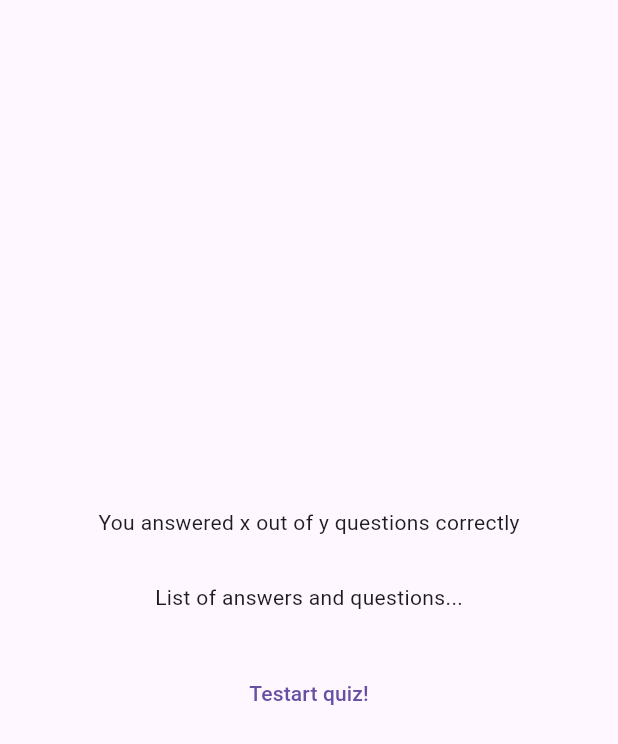
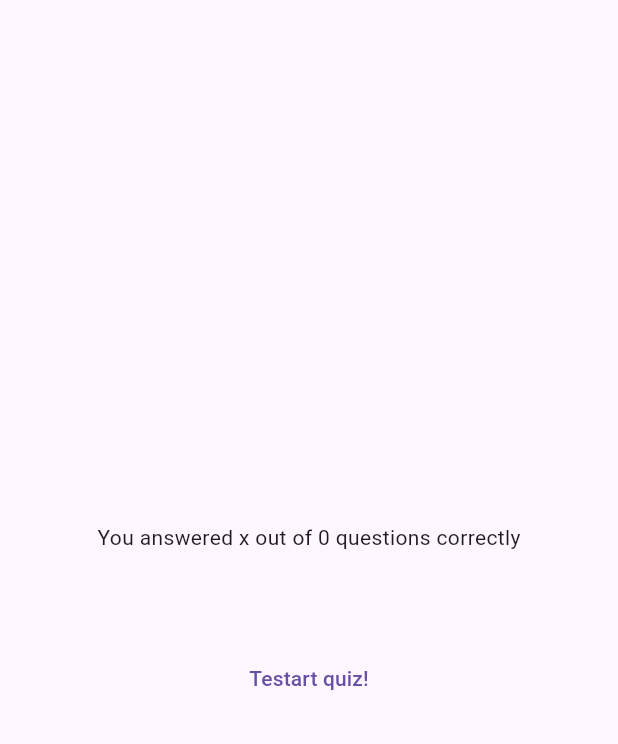
Before and after one commit to ayankz/flutter-quiz-app, a Flutter app: the ResultsScreen widget shown alone on an empty page, opened directly with empty values, on a phone screen of 412 x 824 dp. Shown: the top 744 px of the screen. Run offline on Flutter 3.47's test engine with Material 3 defaults, Android fonts, the phone set to English and light mode, and no system bars; our stand-ins replace google_fonts.

Commit message:
add result page

```diff
--- a/lib/quiz.dart
+++ b/lib/quiz.dart
@@ -26,7 +26,6 @@
     selectedAnswers.add(answer);
     if (selectedAnswers.length == questions.length) {
       setState(() {
-        selectedAnswers = [];
         activeScreen = 'results-screen';
       });
     }
--- a/lib/results_screen.dart
+++ b/lib/results_screen.dart
@@ -1,4 +1,6 @@
 import 'package:flutter/material.dart';
+import 'package:udemy_2/data/questions.dart';
+import 'package:udemy_2/questions_summary.dart';
 
 class ResultsScreen extends StatelessWidget {
   const ResultsScreen({
@@ -7,6 +9,22 @@
   });
 
   final List<String> chosenAnswers;
+
+  List<Map<String, Object>> getSummaryData() {
+    final List<Map<String, Object>> summary = [];
+
+    for (var i = 0; i < chosenAnswers.length; i++) {
+      summary.add({
+        "question_id": i,
+        "question": questions[i].text,
+        "correct_answer": questions[i].answers[0],
+        'user_answer': chosenAnswers[i]
+      });
+    }
+
+    return summary;
+  }
+
   @override
   Widget build(BuildContext context) {
     return SizedBox(
@@ -16,11 +34,12 @@
         child: Column(
           mainAxisAlignment: MainAxisAlignment.center,
           children: [
-            const Text('You answered x out of y questions correctly'),
+            Text(
+                'You answered x out of ${chosenAnswers.length} questions correctly'),
             const SizedBox(
               height: 30,
             ),
-            const Text('List of answers and questions...'),
+            QuestionsSummary(getSummaryData()),
             const SizedBox(
               height: 30,
             ),
```
Also changed, not shown: lib/questions_summary.dart (added, +27 -0 lines).
